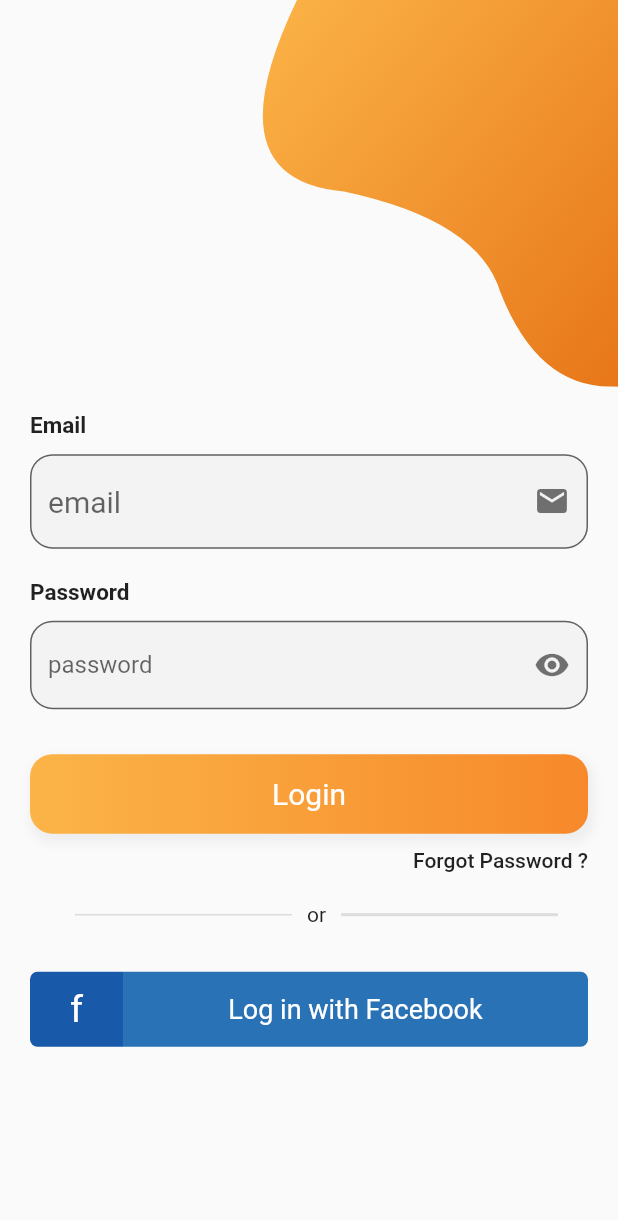
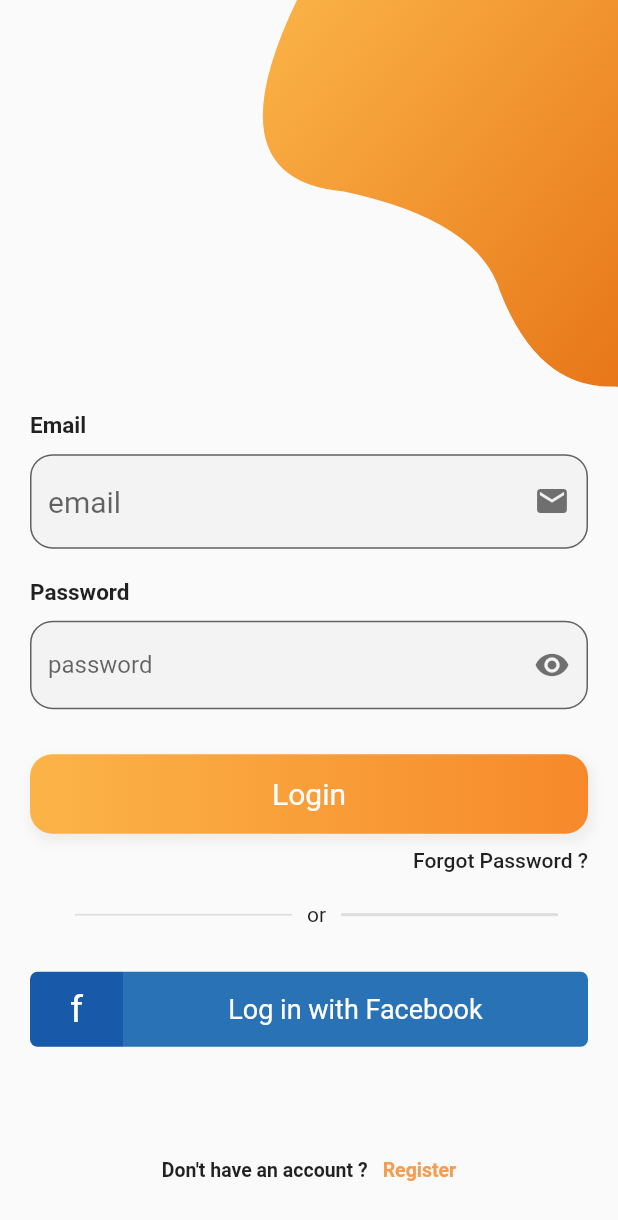
Before and after one commit to asamoah-fred/chat_app, a Flutter app: the screen it shows after launch, after a tap on "Login", on a phone screen of 412 x 824 dp. Shown: the top 1220 px of the screen. Run offline on Flutter 3.47's test engine with Material 2 defaults, Android fonts, the light colour scheme and no system bars.

Commit message:
Other Option Button (FGPW)

```diff
--- a/lib/screens/loginpage.dart
+++ b/lib/screens/loginpage.dart
@@ -286,53 +286,53 @@ class _LoginPageState extends State<LoginPage> {
                           ],
                         ),
                       ),
-                      //         SizedBox(
-                      //           height: 20,
-                      //         ),
-                      //         InkWell(
-                      //           onTap: () {
-                      //             // Navigator.push(
-                      //             //   context,
-                      //             //   MaterialPageRoute(
-                      //             //     builder: (context) => SignUpPage(),
-                      //             //   ),
-                      //             // );
-                      //           },
-                      //           child: Container(
-                      //             margin: EdgeInsets.symmetric(
-                      //               vertical: 20,
-                      //             ),
-                      //             padding: EdgeInsets.all(
-                      //               15,
-                      //             ),
-                      //             alignment: Alignment.bottomCenter,
-                      //             child: Row(
-                      //               mainAxisAlignment: MainAxisAlignment.center,
-                      //               children: const <Widget>[
-                      //                 Text(
-                      //                   'Don\'t have an account ?',
-                      //                   style: TextStyle(
-                      //                     fontSize: 13,
-                      //                     fontWeight: FontWeight.w600,
-                      //                   ),
-                      //                 ),
-                      //                 SizedBox(
-                      //                   width: 10,
-                      //                 ),
-                      //                 Text(
-                      //                   'Register',
-                      //                   style: TextStyle(
-                      //                     color: Color(
-                      //                       0xfff79c4f,
-                      //                     ),
-                      //                     fontSize: 13,
-                      //                     fontWeight: FontWeight.w600,
-                      //                   ),
-                      //                 ),
-                      //               ],
-                      //             ),
-                      //           ),
-                      //         ),
+                      SizedBox(
+                        height: 20,
+                      ),
+                      InkWell(
+                        onTap: () {
+                          // Navigator.push(
+                          //   context,
+                          //   MaterialPageRoute(
+                          //     builder: (context) => SignUpPage(),
+                          //   ),
+                          // );
+                        },
+                        child: Container(
+                          margin: EdgeInsets.symmetric(
+                            vertical: 20,
+                          ),
+                          padding: EdgeInsets.all(
+                            15,
+                          ),
+                          alignment: Alignment.bottomCenter,
+                          child: Row(
+                            mainAxisAlignment: MainAxisAlignment.center,
+                            children: const <Widget>[
+                              Text(
+                                'Don\'t have an account ?',
+                                style: TextStyle(
+                                  fontSize: 13,
+                                  fontWeight: FontWeight.w600,
+                                ),
+                              ),
+                              SizedBox(
+                                width: 10,
+                              ),
+                              Text(
+                                'Register',
+                                style: TextStyle(
+                                  color: Color(
+                                    0xfff79c4f,
+                                  ),
+                                  fontSize: 13,
+                                  fontWeight: FontWeight.w600,
+                                ),
+                              ),
+                            ],
+                          ),
+                        ),
+                      ),
                       //       ],
                       //     ),
                       //   ),
```
